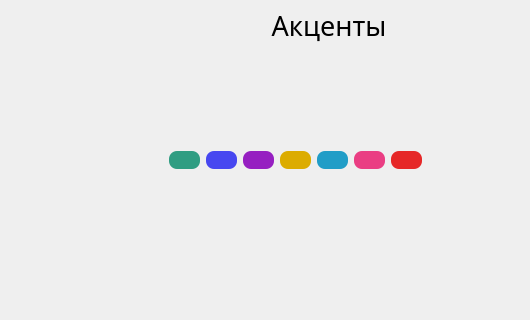
This is Settings.ui in TheLastie/FitnessTracker as Qt 5 draws it before an edit; both pictures show x 463 to 993 and y 124 to 444 of the 993 by 613 pixel window. The edited form follows.
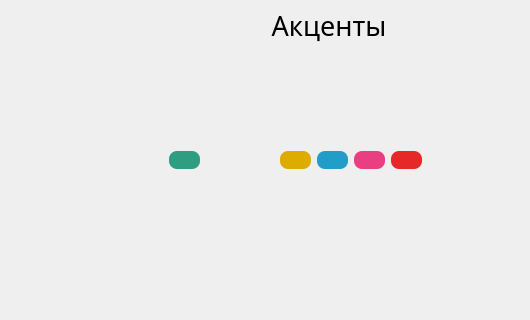
This is the edited form. Icons and pictures are not drawn.

Commit message: Settings editing, separating dark and light styles

```diff
--- a/Settings.ui
+++ b/Settings.ui
@@ -234,7 +234,6 @@
           </property>
           <property name="styleSheet">
            <string notr="true">QPushButton {
-	background-color: #4747f0;
 	border: 2px;
 	border-radius: 8px;
 }</string>
@@ -260,7 +259,6 @@
           </property>
           <property name="styleSheet">
            <string notr="true">QPushButton {
-	background-color: #961fc1;
 	border: 2px;
 	border-radius: 8px;
 }</string>
```
The commit also changes 1 other file.
